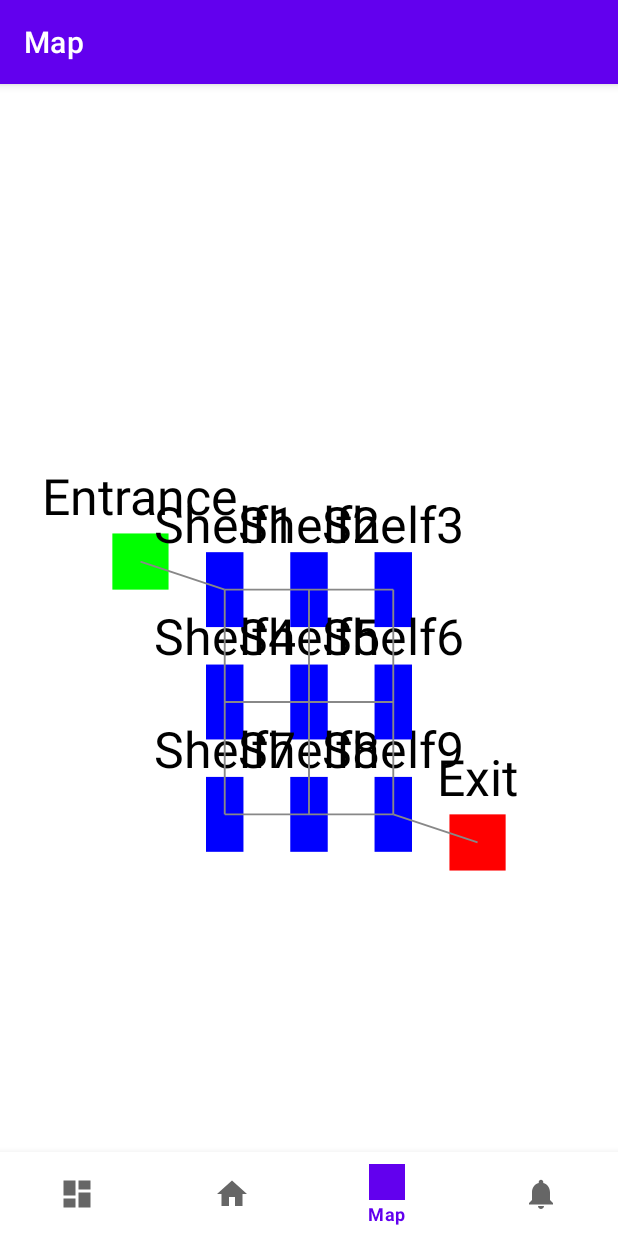
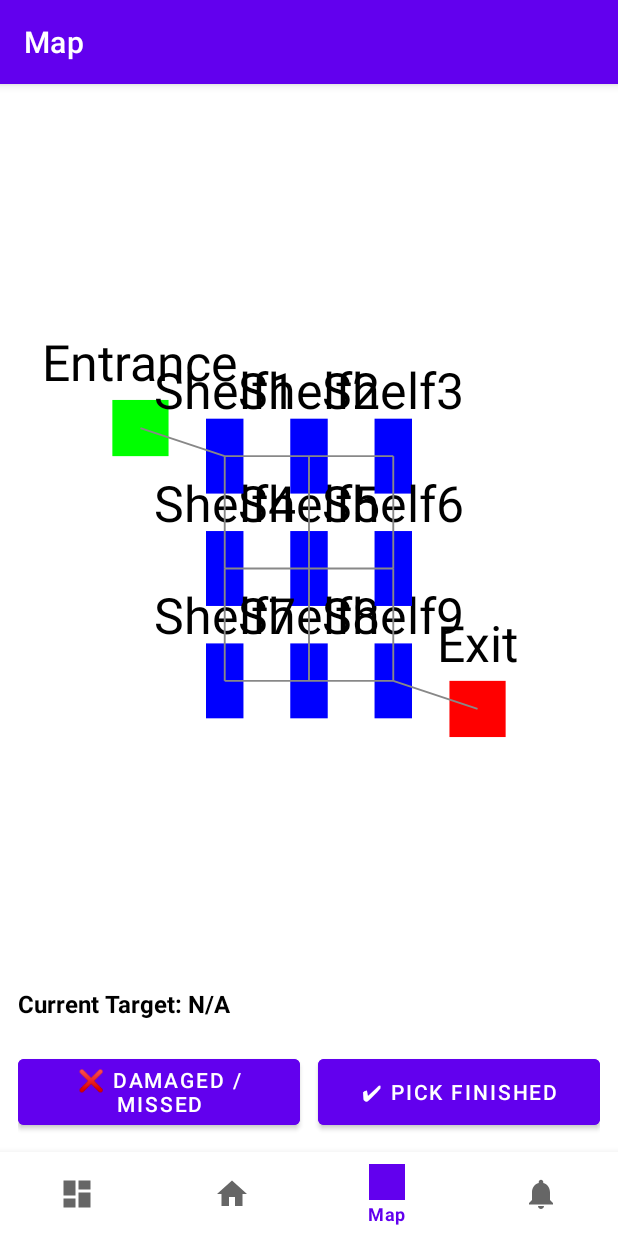
Before and after one commit to laytonpan/Warehouse_Navigation, an Android app: the MapFragment screen opened through its navigation route, on a phone screen of 412 x 824 dp. Run offline under Robolectric (Android 15) with nearby library versions, the phone set to English and light mode, and no system bars; our stand-ins replace Room's generated code, navigation-ui.

Commit message:
update Map page with two button

```diff
--- a/app/src/main/java/com/example/navi_warehouse/MainActivity.kt
+++ b/app/src/main/java/com/example/navi_warehouse/MainActivity.kt
@@ -44,7 +44,7 @@ class MainActivity : AppCompatActivity() {
         val navController = findNavController(R.id.nav_host_fragment_activity_main)
         val appBarConfiguration = AppBarConfiguration(
             setOf(
-                R.id.navigation_home,
+                R.id.navigation_order,
                 R.id.navigation_dashboard,
                 R.id.navigation_notifications,
                 R.id.mapFragment
--- a/app/src/main/java/com/example/navi_warehouse/ui/map/MapFragment.kt
+++ b/app/src/main/java/com/example/navi_warehouse/ui/map/MapFragment.kt
@@ -34,17 +34,19 @@ class MapFragment : Fragment() {
         val mapView: CustomMapView = view.findViewById(R.id.custom_map_view)
         mapView.setWarehouseMapModel(warehouseMapModel)
 
-        // Passing routine ID
-        val pathNodeIds = arguments?.getStringArrayList(ARG_PATH_NODE_IDS)
+        // Use latestPathIds instead of arguments
+        val pathNodeIds = latestPathIds
 
         if (pathNodeIds != null && warehouseMapModel != null) {
             val pathNodes = pathNodeIds.mapNotNull { id -> warehouseMapModel!!.getNode(id) }
-            mapView.setHighlightedPath(pathNodes) // 高亮路径
+            mapView.setHighlightedPath(pathNodes) // highlight path
         }
 
     }
 
     companion object {
+        var latestPathIds: List<String>? = null
+        var lastOriginTabId: Int = R.id.navigation_dashboard
         private const val ARG_PATH_NODE_IDS = "path_node_ids"
 
         fun newInstance(pathNodeIds: ArrayList<String>): MapFragment {
--- a/app/src/main/res/layout/fragment_map.xml
+++ b/app/src/main/res/layout/fragment_map.xml
@@ -1,11 +1,73 @@
 <?xml version="1.0" encoding="utf-8"?>
-<FrameLayout xmlns:android="http://schemas.android.com/apk/res/android"
+<androidx.constraintlayout.widget.ConstraintLayout
+    xmlns:android="http://schemas.android.com/apk/res/android"
+    xmlns:app="http://schemas.android.com/apk/res-auto"
     android:layout_width="match_parent"
-    android:layout_height="match_parent">
+    android:layout_height="match_parent"
+    android:fitsSystemWindows="true">
 
+    <!-- Top map view area -->
     <com.example.navi_warehouse.Map.CustomMapView
         android:id="@+id/custom_map_view"
-        android:layout_width="match_parent"
-        android:layout_height="match_parent" />
+        android:layout_width="0dp"
+        android:layout_height="0dp"
+        app:layout_constraintTop_toTopOf="parent"
+        app:layout_constraintStart_toStartOf="parent"
+        app:layout_constraintEnd_toEndOf="parent"
+        app:layout_constraintBottom_toTopOf="@+id/map_control_container"
+        />
 
-</FrameLayout>
+    <!-- Bottom control area -->
+    <LinearLayout
+        android:id="@+id/map_control_container"
+        android:layout_width="0dp"
+        android:layout_height="wrap_content"
+        android:background="@android:color/white"
+        android:orientation="vertical"
+        android:padding="12dp"
+        android:layout_marginBottom="56dp"
+        app:layout_constraintBottom_toBottomOf="parent"
+        app:layout_constraintStart_toStartOf="parent"
+        app:layout_constraintEnd_toEndOf="parent">
+
+        <!-- Target info -->
+        <TextView
+            android:id="@+id/target_info_text"
+            android:layout_width="match_parent"
+            android:layout_height="wrap_content"
+            android:text="Current Target: N/A"
+            android:textColor="@android:color/black"
+            android:textStyle="bold"
+            android:textSize="16sp"
+            android:paddingBottom="8dp" />
+
+        <!-- Buttons -->
+        <LinearLayout
+            android:layout_width="match_parent"
+            android:layout_height="wrap_content"
+            android:orientation="horizontal"
+            android:gravity="center"
+            android:layout_marginTop="12dp">>
+
+            <Button
+                android:id="@+id/damagedOrMissedButton"
+                android:layout_width="0dp"
+                android:layout_height="56dp"
+                android:layout_weight="1"
+                android:layout_marginEnd="12dp"
+                android:text="❌ Damaged / Missed"
+                android:backgroundTint="@color/purple_500"
+                android:textColor="@android:color/white" />
+
+            <Button
+                android:id="@+id/pickFinishedButton"
+                android:layout_width="0dp"
+                android:layout_height="56dp"
+                android:layout_weight="1"
+                android:text="✔ Pick Finished"
+                android:backgroundTint="@color/purple_500"
+                android:textColor="@android:color/white" />
+        </LinearLayout>
+    </LinearLayout>
+
+</androidx.constraintlayout.widget.ConstraintLayout>
--- a/app/src/main/res/menu/bottom_nav_menu.xml
+++ b/app/src/main/res/menu/bottom_nav_menu.xml
@@ -7,7 +7,7 @@
         android:title="@string/title_dashboard" />
 
     <item
-        android:id="@+id/navigation_home"
+        android:id="@+id/navigation_order"
         android:icon="@drawable/ic_home_black_24dp"
         android:title="@string/title_order" />
 
--- a/app/src/main/res/navigation/mobile_navigation.xml
+++ b/app/src/main/res/navigation/mobile_navigation.xml
@@ -3,7 +3,7 @@
     xmlns:app="http://schemas.android.com/apk/res-auto"
     xmlns:tools="http://schemas.android.com/tools"
     android:id="@+id/mobile_navigation"
-    app:startDestination="@+id/navigation_home">
+    app:startDestination="@+id/navigation_dashboard">
 
     <fragment
         android:id="@+id/navigation_dashboard"
@@ -12,10 +12,10 @@
         tools:layout="@layout/fragment_dashboard" />
 
     <fragment
-        android:id="@+id/navigation_home"
+        android:id="@+id/navigation_order"
         android:name="com.example.navi_warehouse.ui.order.OrderFragment"
         android:label="@string/title_order"
-        tools:layout="@layout/fragment_home" />
+        tools:layout="@layout/fragment_order" />
 
 
     <fragment
```
Also changed, not shown: app/src/main/java/com/example/navi_warehouse/ui/order/OrderFragment.kt (+36 -4 lines), app/src/main/res/layout/fragment_order.xml (+33 -10 lines).
